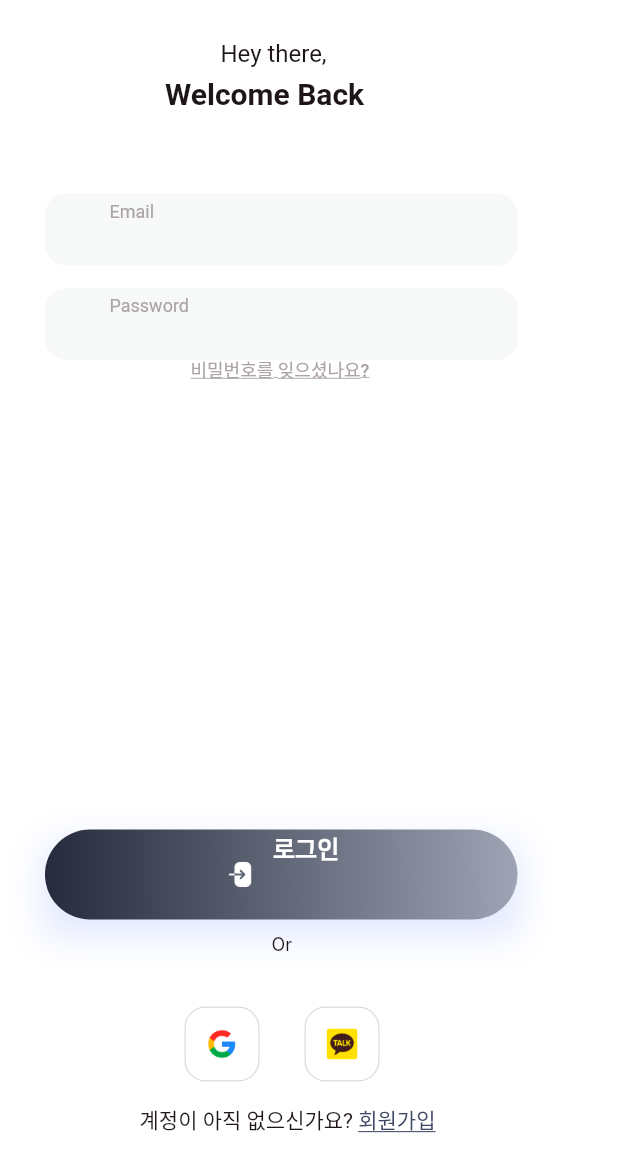
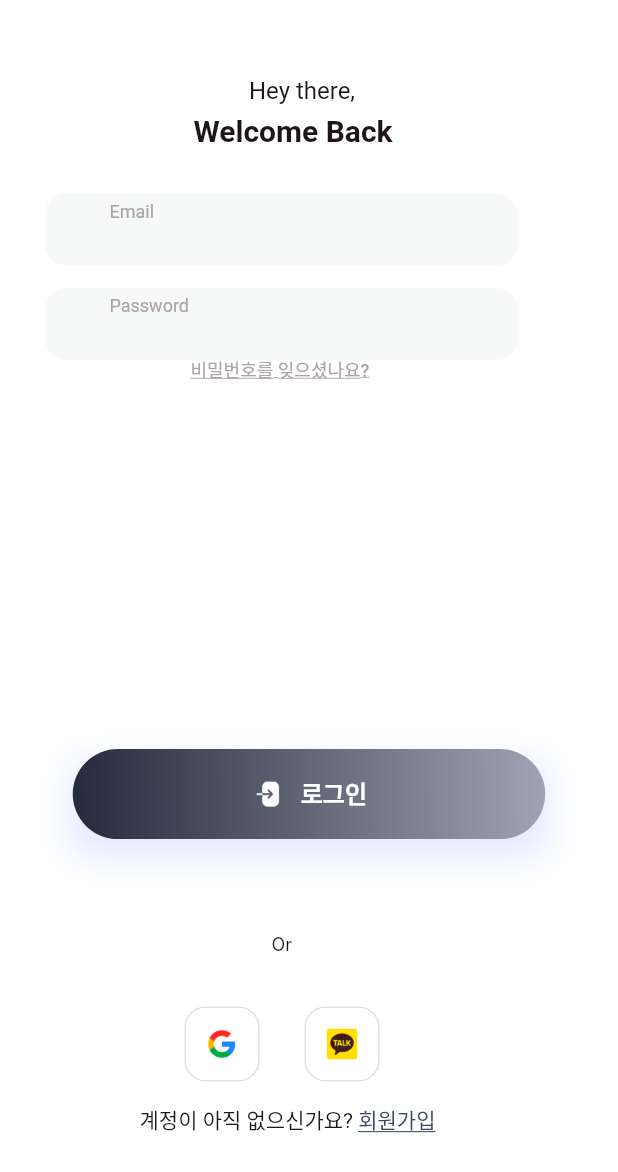
Before and after one commit to 4SIS/4SIS, a Flutter app: the screen it shows after launch, on a phone screen of 412 x 824 dp. Shown: the top 1172 px of the screen. Run offline on Flutter 3.47's test engine with Material 2 defaults, Android fonts, the phone set to English and light mode, and no system bars; Roboto replaces fonts that are missing (Inter, Poppins).

Commit message:
fix: login text position

```diff
--- a/lib/screens/login/login_page.dart
+++ b/lib/screens/login/login_page.dart
@@ -20,8 +20,8 @@ class LoginPage extends StatelessWidget {
           child: Stack(
             children: [
               Positioned(
-                left: 110,
-                top: 40,
+                left: screenSize.width / 2 - 77, // Adjusted left position,
+                top: screenSize.height / 5 - 100, // Adjusted top position,
                 child: Container(
                   width: 154,
                   height: 59,
@@ -60,8 +60,8 @@ class LoginPage extends StatelessWidget {
                 ),
               ),
               Positioned(
-                left: 30,
-                top: 553,
+                left: screenSize.width / 2 - 157.5, // 가로 가운데 정렬을 위한 조정
+                top: screenSize.height / 1.65, // 원하는 높이로 조정
                 child: Container(
                   width: 315,
                   height: 60,
@@ -97,7 +97,7 @@ class LoginPage extends StatelessWidget {
                       ),
                       Positioned(
                         left: 118,
-                        top: 18,
+                        top: 20,
                         child: Container(
                           width: 79,
                           height: 24,
@@ -113,7 +113,7 @@ class LoginPage extends StatelessWidget {
                                     children: [
                                       Positioned(
                                         left: 2.50,
-                                        top: 2,
+                                        top: 0,
                                         child: Container(
                                           width: 19,
                                           height: 20,
@@ -132,7 +132,7 @@ class LoginPage extends StatelessWidget {
                               ),
                               Positioned(
                                 left: 34,
-                                top: 0,
+                                top: 15,
                                 child: DefaultTextStyle(
                                   style: TextStyle(
                                     color: Colors.white,
```
Also changed, not shown: 31 other files.
